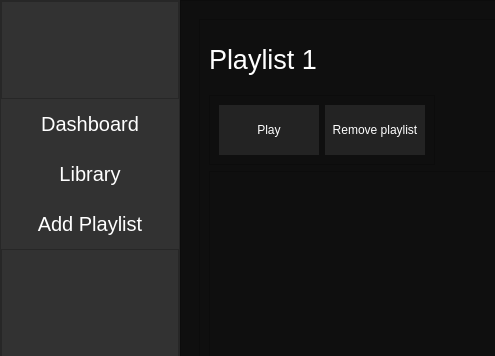
Before: the Qt Designer form views/ui_main_new.ui in quangmnh/please-work-this-time, drawn with Qt 5; both pictures show x 0 to 495 and y 0 to 356 of the 1024 by 600 pixel window.
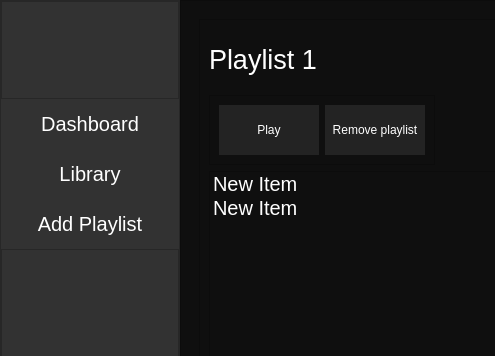
After: the same form once the commit is applied. The open tabs and pages were chosen to show the change. Icons and pictures are not drawn.

Commit message: Update list widget stylesheet

Patch:
```diff
--- a/views/ui_main_new.ui
+++ b/views/ui_main_new.ui
@@ -1343,8 +1343,23 @@
                     </font>
                    </property>
                    <property name="styleSheet">
-                    <string notr="true">color: #FFF;</string>
+                    <string notr="true">QListWidget::item {
+	color: #FFF;
+}
+QListWidget::item:selected {
+    background: transparent;
+}</string>
                    </property>
+                   <item>
+                    <property name="text">
+                     <string>New Item</string>
+                    </property>
+                   </item>
+                   <item>
+                    <property name="text">
+                     <string>New Item</string>
+                    </property>
+                   </item>
                   </widget>
                  </item>
                 </layout>
```
Left out of the diff: 4 changed lines with no effect on the pictures. The commit also changes 2 other files.
